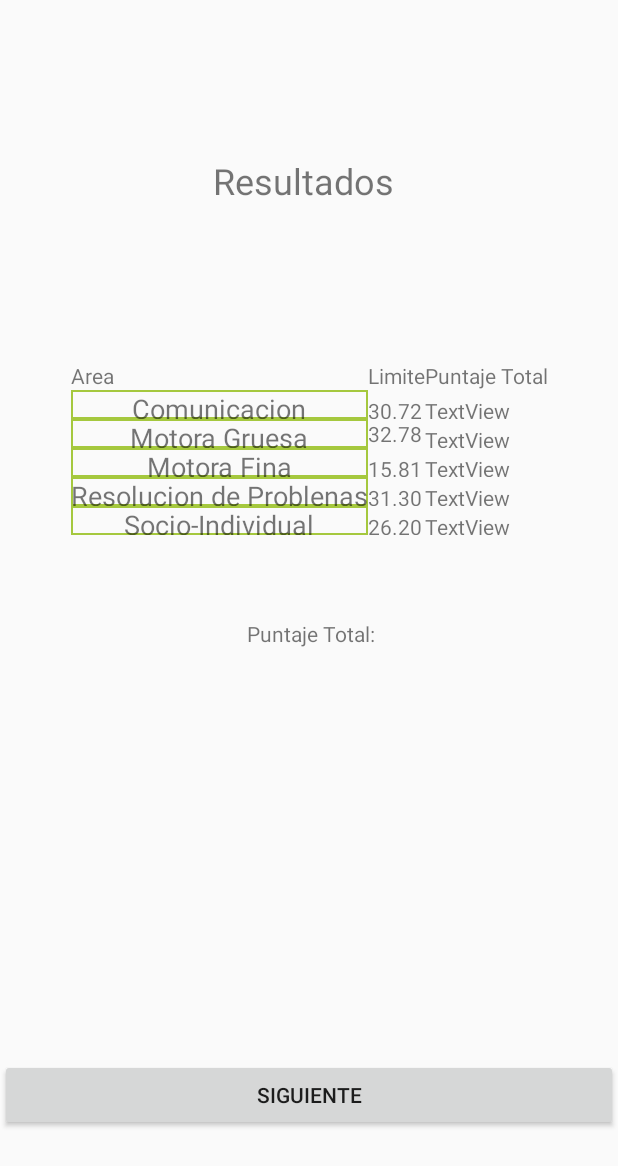
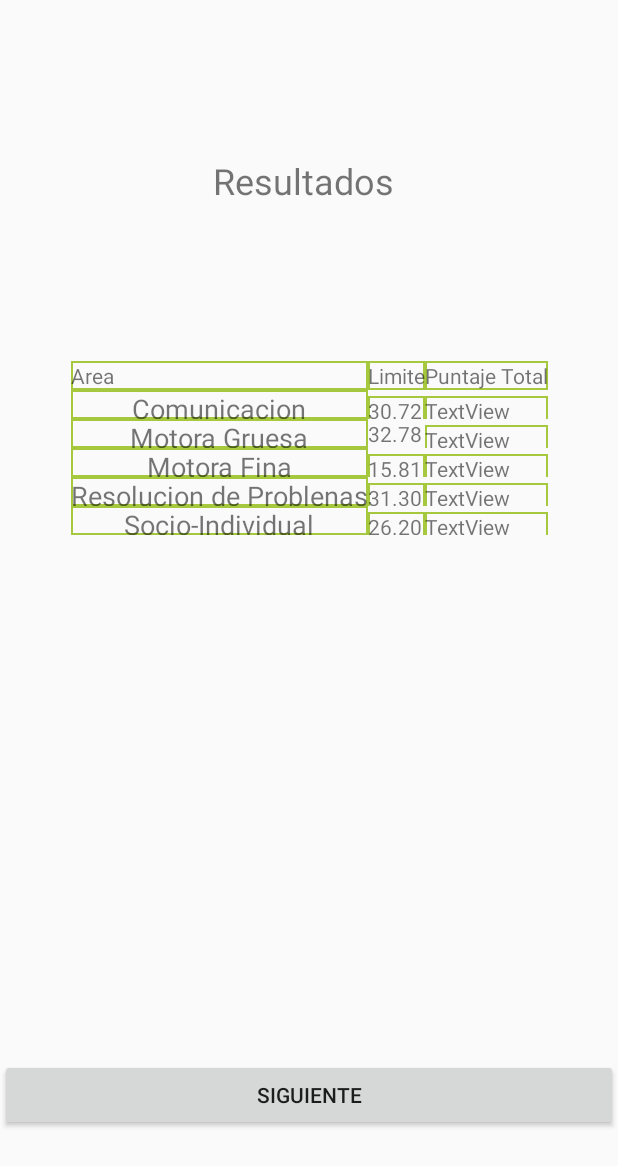
Before and after one commit to ce-force/App-rendamos, an Android app: the TestResults screen opened directly, with no data from a screen before it, on a phone screen of 412 x 824 dp. Shown: the top 1166 px of the screen. Run offline under Robolectric (Android 15) with nearby library versions, the phone set to English and light mode, and no system bars.

Commit message:
[UPDATE] Table Layout

```diff
--- a/app/src/main/java/com/ceforce/app_rendamos/ASQ3TestActivity.java
+++ b/app/src/main/java/com/ceforce/app_rendamos/ASQ3TestActivity.java
@@ -192,6 +192,9 @@ public class ASQ3TestActivity extends AppCompatActivity {
         builder.setPositiveButton("Ok", new DialogInterface.OnClickListener() {
             public void onClick(DialogInterface dialog, int id) {
 
+                Intent intent = new Intent(getBaseContext(), TestResults.class);
+                startActivity(intent);
+
             }
         });
         builder.setMessage("Guardado con éxito")
@@ -200,6 +203,7 @@ public class ASQ3TestActivity extends AppCompatActivity {
         AlertDialog dialog = builder.create();
 
         dialog.show();
+
     }
 
     public void onCancel(View view){
--- a/app/src/main/res/layout/activity_test_results.xml
+++ b/app/src/main/res/layout/activity_test_results.xml
@@ -27,18 +27,21 @@
                 android:id="@+id/textView21"
                 android:layout_width="wrap_content"
                 android:layout_height="wrap_content"
+                android:background="@drawable/cell_shape"
                 android:text="Area" />
 
             <TextView
                 android:id="@+id/textView20"
                 android:layout_width="wrap_content"
                 android:layout_height="wrap_content"
+                android:background="@drawable/cell_shape"
                 android:text="Limite" />
 
             <TextView
                 android:id="@+id/textView18"
                 android:layout_width="wrap_content"
                 android:layout_height="wrap_content"
+                android:background="@drawable/cell_shape"
                 android:text="Puntaje Total" />
         </TableRow>
 
@@ -64,6 +67,7 @@
                 android:layout_width="wrap_content"
                 android:layout_height="wrap_content"
                 android:layout_weight="1"
+                android:background="@drawable/cell_shape"
                 android:text="30.72" />
 
             <TextView
@@ -71,6 +75,7 @@
                 android:layout_width="wrap_content"
                 android:layout_height="wrap_content"
                 android:layout_weight="1"
+                android:background="@drawable/cell_shape"
                 android:text="TextView" />
 
         </TableRow>
@@ -108,6 +113,7 @@
                 android:layout_width="wrap_content"
                 android:layout_height="wrap_content"
                 android:layout_weight="1"
+                android:background="@drawable/cell_shape"
                 android:text="TextView" />
 
         </TableRow>
@@ -129,12 +135,14 @@
                 android:id="@+id/textView22"
                 android:layout_width="wrap_content"
                 android:layout_height="wrap_content"
+                android:background="@drawable/cell_shape"
                 android:text="15.81" />
 
             <TextView
                 android:id="@+id/textView25"
                 android:layout_width="wrap_content"
                 android:layout_height="wrap_content"
+                android:background="@drawable/cell_shape"
                 android:text="TextView" />
 
         </TableRow>
@@ -156,12 +164,14 @@
                 android:id="@+id/textView23"
                 android:layout_width="wrap_content"
                 android:layout_height="wrap_content"
+                android:background="@drawable/cell_shape"
                 android:text="31.30" />
 
             <TextView
                 android:id="@+id/textView26"
                 android:layout_width="wrap_content"
                 android:layout_height="wrap_content"
+                android:background="@drawable/cell_shape"
                 android:text="TextView" />
 
         </TableRow>
@@ -183,12 +193,14 @@
                 android:id="@+id/textView29"
                 android:layout_width="wrap_content"
                 android:layout_height="wrap_content"
+                android:background="@drawable/cell_shape"
                 android:text="26.20" />
 
             <TextView
                 android:id="@+id/textView30"
                 android:layout_width="wrap_content"
                 android:layout_height="wrap_content"
+                android:background="@drawable/cell_shape"
                 android:text="TextView" />
 
         </TableRow>
@@ -234,21 +246,5 @@
         app:layout_constraintStart_toStartOf="parent"
         app:layout_constraintTop_toTopOf="parent" />
 
-    <TextView
-        android:id="@+id/textView9"
-        android:layout_width="wrap_content"
-        android:layout_height="wrap_content"
-        android:layout_marginStart="164dp"
-        android:layout_marginLeft="164dp"
-        android:layout_marginTop="56dp"
-        android:layout_marginEnd="161dp"
-        android:layout_marginRight="161dp"
-        android:layout_marginBottom="274dp"
-        android:text="Puntaje Total:"
-        app:layout_constraintBottom_toTopOf="@+id/button6"
-        app:layout_constraintEnd_toEndOf="parent"
-        app:layout_constraintStart_toStartOf="parent"
-        app:layout_constraintTop_toBottomOf="@+id/table" />
-
 
 </androidx.constraintlayout.widget.ConstraintLayout>
```
